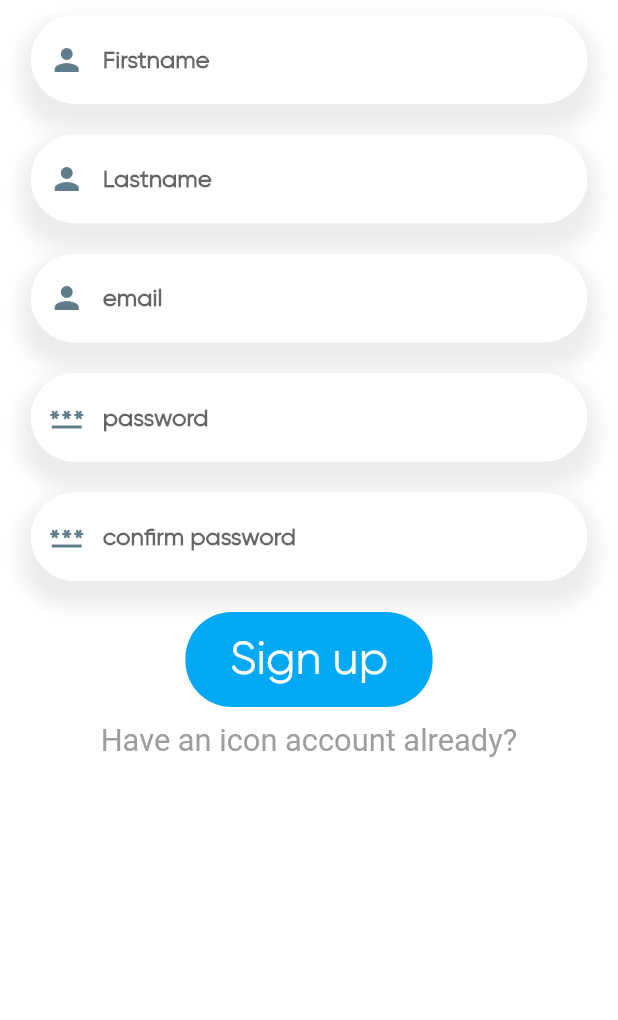
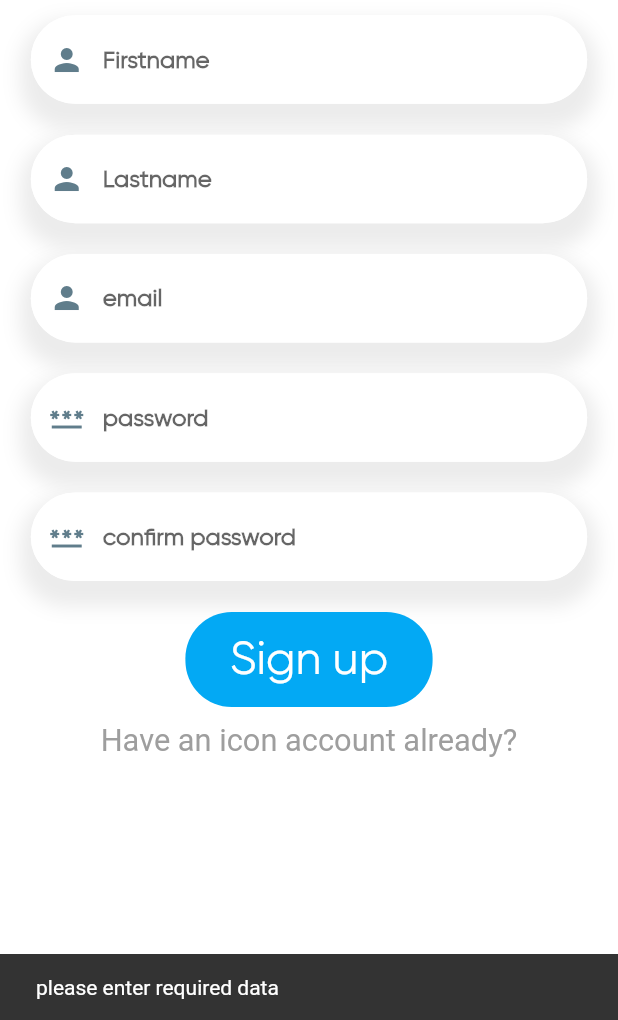
Before and after one commit to jamalabdulnasir220/FlightApp, a Flutter app: the SignUpScreen screen opened by its route, after a tap on "Sign up", on a phone screen of 412 x 824 dp, the part 216-1236 px from its top. Run offline on Flutter 3.47's test engine with Material 2 defaults, Android fonts, the phone set to English and light mode, and no system bars; our stand-ins replace barcode_widget, date_format, get, hexcolor; missing offline and left inert: ticket_widget.

Commit message:
integration 96%

```diff
--- a/lib/data/api/backend_api.dart
+++ b/lib/data/api/backend_api.dart
@@ -61,10 +61,9 @@ class BackendApi {
     );
     if (res.statusCode == 200) {
       log("signUp successfull");
-      return true;
     } else {
       log("signUp Error: ${res.statusCode} ${res.body}");
-      return false;
+      throw jsonDecode(res.body);
     }
   }
 
--- a/lib/main.dart
+++ b/lib/main.dart
@@ -46,6 +46,7 @@ class MyApp extends StatelessWidget {
   @override
   Widget build(BuildContext context) {
     return GetMaterialApp(
+      debugShowCheckedModeBanner: false,
       //TODO: put Get there
       theme: ThemeData(
         buttonColor: Colours.magenta,
--- a/lib/main/my_booking.dart
+++ b/lib/main/my_booking.dart
@@ -27,8 +27,7 @@ class _MyBookingState extends State<MyBooking> {
       _ticketsList.value = null;
     }
     try {
-      _ticketsList.value = await BackendApi.getUserTickets(); //TODO: uncomment
-      // _ticketsList.value = [Ticket()];
+      _ticketsList.value = await BackendApi.getUserTickets(); //TODO: uncomment.
     } catch (e) {
       _ticketsList.value = [];
     }
--- a/lib/otherScreens/payment_method.dart
+++ b/lib/otherScreens/payment_method.dart
@@ -225,7 +225,7 @@ class _PaymentMethodState extends State<PaymentMethod> {
       setState(() {});
       String? status = await BackendApi.makePayment(
         phone: phone,
-        // amount: widget.amount, // TODO: uncomment
+        // amount: widget.amount, //TODO: uncomment
         bookingId: widget.bookingId,
         network: mtn ? "MTN" : "VOD",
       );
--- a/lib/splash_login/sign_up.dart
+++ b/lib/splash_login/sign_up.dart
@@ -7,12 +7,19 @@ import 'package:theo/Routes/route_helper.dart';
 import 'package:theo/dashboard.dart';
 import 'package:theo/data/api/backend_api.dart';
 import 'package:theo/otherScreens/payment_method.dart';
+import 'package:theo/splash_login/login_screen.dart';
 
 import '../components/app_text_field.dart';
 import '../dimensions/dimensions.dart';
 
-class SignUpScreen extends StatelessWidget {
+class SignUpScreen extends StatefulWidget {
   SignUpScreen({Key? key}) : super(key: key);
+
+  @override
+  State<SignUpScreen> createState() => _SignUpScreenState();
+}
+
+class _SignUpScreenState extends State<SignUpScreen> {
   bool isLoading = false;
 
   @override
@@ -76,15 +83,39 @@ class SignUpScreen extends StatelessWidget {
             children: [
               GestureDetector(
                 onTap: () async {
-                  if (password == confirmPassword) {
-                    await BackendApi.signUp();
-                    // Get.toNamed(RouteHelper.dashBoard);
-                  } else {
+                  if (firstName.isEmpty ||
+                      lastName.isEmpty ||
+                      email.isEmpty ||
+                      password.isEmpty) {
+                    ScaffoldMessenger.of(context).showSnackBar(
+                        SnackBar(content: Text("please enter required data")));
+                  } else if (password != confirmPassword) {
                     ScaffoldMessenger.of(context).showSnackBar(
                       const SnackBar(
                         content: Text("Password doesn't match"),
                       ),
                     );
+                  } else {
+                    isLoading = true;
+                    setState(() {});
+                    try {
+                      await BackendApi.signUp(
+                        firstName: firstName,
+                        lastName: lastName,
+                        email: email,
+                        password: password,
+                      );
+                      Navigator.push(
+                          context,
+                          MaterialPageRoute(
+                              builder: (context) => LoginScreen()));
+                    } catch (e) {
+                      ScaffoldMessenger.of(context)
+                          .showSnackBar(SnackBar(content: Text(e.toString())));
+                    }
+                    // Get.toNamed(RouteHelper.dashBoard);
+                    isLoading = false;
+                    setState(() {});
                   }
                 },
                 child: Container(
@@ -98,12 +129,17 @@ class SignUpScreen extends StatelessWidget {
                     color: Colors.lightBlue,
                   ),
                   child: Center(
-                    child: Text(
-                      'Sign up',
-                      style: TextStyle(
-                          fontSize: Dimensions.font20 + Dimensions.font20 / 2,
-                          color: Colors.white),
-                    ),
+                    child: isLoading
+                        ? CircularProgressIndicator(
+                            color: Colors.white,
+                          )
+                        : Text(
+                            'Sign up',
+                            style: TextStyle(
+                                fontSize:
+                                    Dimensions.font20 + Dimensions.font20 / 2,
+                                color: Colors.white),
+                          ),
                   ),
                 ),
               ),
```
Also changed, not shown: lib/otherScreens/bus_ticket_screen.dart (+37 -37 lines).
